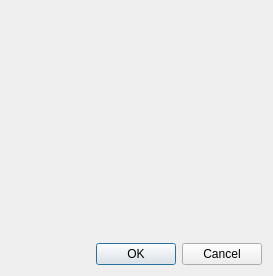
This is src/knewpassworddialog.ui in KDE/kwidgetsaddons as Qt 5 draws it before an edit. The edited form follows.
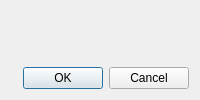
This is the edited form. Custom widgets are drawn as their Qt base class.

Commit message: Fix minimum size of KNewPasswordDialog

```diff
--- a/src/knewpassworddialog.ui
+++ b/src/knewpassworddialog.ui
@@ -2,14 +2,6 @@
 <ui version="4.0">
  <class>KNewPasswordDialog</class>
  <widget class="QDialog" name="KNewPasswordDialog">
-  <property name="geometry">
-   <rect>
-    <x>0</x>
-    <y>0</y>
-    <width>273</width>
-    <height>276</height>
-   </rect>
-  </property>
   <layout class="QVBoxLayout" name="verticalLayout">
    <item>
     <layout class="QHBoxLayout" name="horizontalLayout_2">
@@ -21,18 +13,6 @@
          <verstretch>0</verstretch>
         </sizepolicy>
        </property>
-       <property name="minimumSize">
-        <size>
-         <width>96</width>
-         <height>96</height>
-        </size>
-       </property>
-       <property name="maximumSize">
-        <size>
-         <width>96</width>
-         <height>96</height>
-        </size>
-       </property>
       </widget>
      </item>
      <item>
```
The commit also changes 1 other file.
